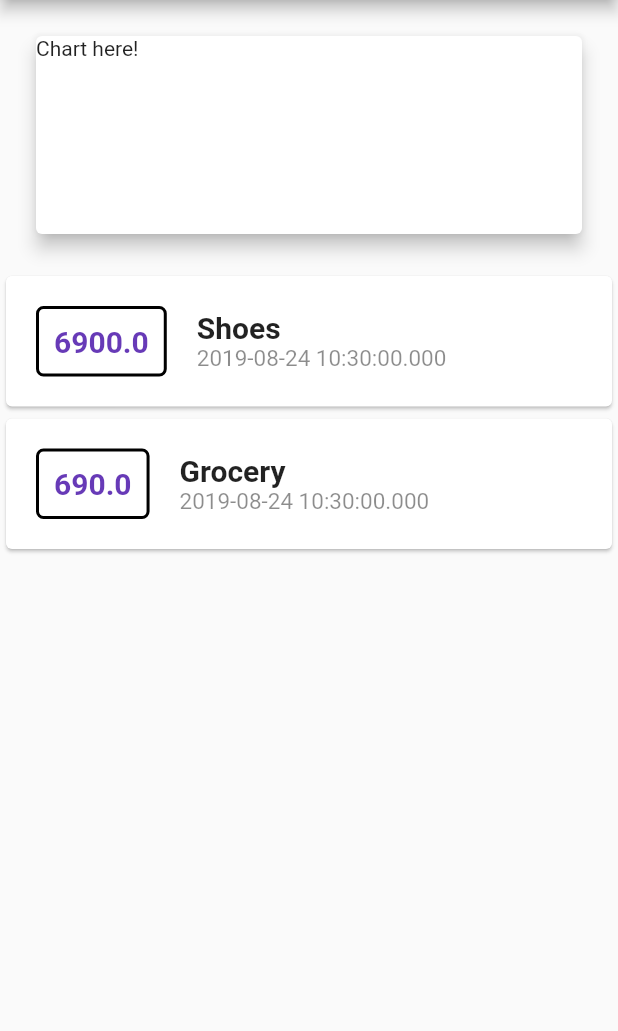
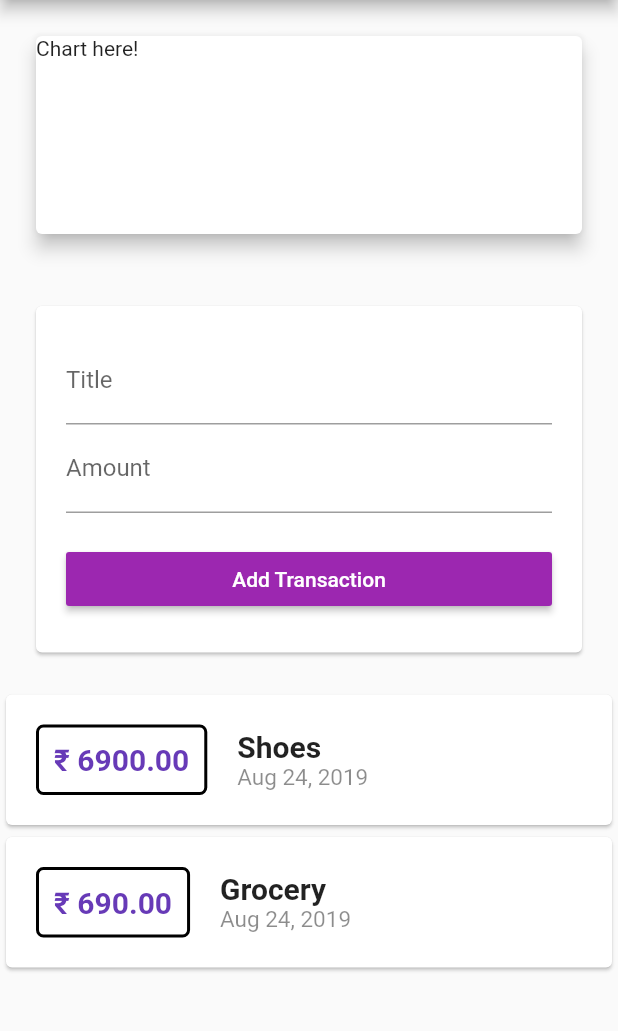
Before and after one commit to KritikGarg1/expense_manager, a Flutter app: the screen it shows after launch, on a phone screen of 412 x 824 dp, the part 84-1115 px from its top. Run offline on Flutter 3.47's test engine with Material 2 defaults, Android fonts, the phone set to English and light mode, and no system bars.

Commit message:
split widgets and user input added

```diff
--- a/lib/main.dart
+++ b/lib/main.dart
@@ -1,6 +1,6 @@
 import 'package:flutter/material.dart';
 
-import 'transaction.dart';
+import 'user_transaction.dart';
 
 void main() => runApp(MyApp());
 
@@ -15,28 +15,14 @@ class MyApp extends StatelessWidget {
 }
 
 class MyHomePage extends StatelessWidget {
-  final List<Transaction> transactions = [
-    Transaction(
-      id: 't1',
-      title: 'Shoes',
-      amount: 6900,
-      date: DateTime.now(),
-    ),
-    Transaction(
-      id: 't2',
-      title: 'Grocery',
-      amount: 690,
-      date: DateTime.now(),
-    ),
-  ];
-
   @override
   Widget build(BuildContext context) {
     return Scaffold(
         appBar: AppBar(
           title: Text('Expense Manager'),
         ),
-        body: Column(
+        body: SingleChildScrollView(
+          child: Column(
             children: <Widget>[
               Container(
                 width: double.infinity,
@@ -47,36 +33,9 @@ class MyHomePage extends StatelessWidget {
                   child: Text('Chart here!'),
                 ),
               ),
-            Column(
-              children: transactions.map((tx) {
-                return Card(
-                  child: Row(
-                    children: <Widget>[
-                      Container(
-                        child: Text(tx.amount.toString(),
-                            style: TextStyle(
-                                fontSize: 20,
-                                color: Colors.deepPurple,
-                                fontWeight: FontWeight.bold)),
-                        margin: EdgeInsets.all(20.0),
-                        decoration: BoxDecoration(
-                            border: Border.all(color: Colors.black, width: 2),
-                            borderRadius: BorderRadius.all(Radius.circular(5))),
-                        padding: EdgeInsets.all(10),
-                      ),
-                      Column(
-                        crossAxisAlignment: CrossAxisAlignment.start,
-                        children: <Widget>[
-                          Text(tx.title,style: TextStyle(fontSize: 20,fontWeight: FontWeight.bold),),
-                          Text(tx.date.toString(),style: TextStyle(fontSize: 15,color: Colors.black45),)
-                        ],
-                      )
+              UserTransactions()
             ],
           ),
-                );
-              }).toList(),
-            )
-          ],
         ));
   }
 }
--- /dev/null
+++ b/lib/new_transaction.dart
@@ -0,0 +1,57 @@
+import 'package:flutter/material.dart';
+
+class NewTransaction extends StatelessWidget {
+  final titleController = TextEditingController();
+  final amountController = TextEditingController();
+  final Function f;
+
+  NewTransaction(this.f);
+
+  void submit() {
+    final enteredTitle=titleController.text;
+    final enteredAmount=amountController.text;
+    f(titleController.text, double.parse(amountController.text));
+
+    if(enteredAmount.isEmpty||enteredTitle.isEmpty)
+      return;
+  }
+
+  @override
+  Widget build(BuildContext context) {
+    return Container(
+      margin: EdgeInsets.all(20),
+      child: Card(
+        child: Container(
+          padding: EdgeInsets.all(20),
+          child: Column(
+            children: <Widget>[
+              TextField(
+                decoration: InputDecoration(labelText: 'Title'),
+                controller: titleController,
+                onSubmitted: (_) => submit(),
+              ),
+              TextField(
+                decoration: InputDecoration(labelText: 'Amount'),
+                controller: amountController,
+                keyboardType: TextInputType.number,
+                onSubmitted: (_) => submit(),
+              ),
+              Container(
+                margin: EdgeInsets.fromLTRB(0, 20, 0, 5),
+                width: double.infinity,
+                child: RaisedButton(
+                  onPressed: () {
+                    submit();FocusScope.of(context).requestFocus(new FocusNode());
+                  },
+                  color: Colors.purple,
+                  textColor: Colors.white,
+                  child: Text('Add Transaction'),
+                ),
+              )
+            ],
+          ),
+        ),
+      ),
+    );
+  }
+}
--- /dev/null
+++ b/lib/transactions_list.dart
@@ -0,0 +1,53 @@
+import 'package:flutter/material.dart';
+import 'transaction.dart';
+import 'package:intl/intl.dart';
+
+class TransactionList extends StatelessWidget {
+  final List<Transaction> transactions;
+
+  TransactionList(this.transactions);
+
+  @override
+  Widget build(BuildContext context) {
+    return Container(
+      height: 300,
+      child: ListView.builder(itemBuilder: (ctx, index) {
+        return Card(
+          child: Row(
+            children: <Widget>[
+              Container(
+                child: Text('\₹ ' + transactions[index].amount.toStringAsFixed(2),
+                    style: TextStyle(
+                        fontSize: 20,
+                        color: Colors.deepPurple,
+                        fontWeight: FontWeight.bold)),
+                margin: EdgeInsets.all(20.0),
+                decoration: BoxDecoration(
+                    border: Border.all(color: Colors.black, width: 2),
+                    borderRadius: BorderRadius.all(Radius.circular(5))),
+                padding: EdgeInsets.all(10),
+              ),
+              Column(
+                crossAxisAlignment: CrossAxisAlignment.start,
+                children: <Widget>[
+                  Text(
+                    transactions[index].title,
+                    style:
+                    TextStyle(fontSize: 20, fontWeight: FontWeight.bold),
+                  ),
+                  Text(
+                    DateFormat.yMMMd().format(transactions[index].date),
+                    style: TextStyle(fontSize: 15, color: Colors.black45),
+                  )
+                ],
+              )
+            ],
+          ),
+        );
+
+      },
+        itemCount: transactions.length,
+      )
+    );
+  }
+}
--- /dev/null
+++ b/lib/user_transaction.dart
@@ -0,0 +1,40 @@
+import 'package:flutter/material.dart';
+import 'transactions_list.dart';
+import 'new_transaction.dart';
+import 'transaction.dart';
+
+class UserTransactions extends StatefulWidget {
+  @override
+  _UserTransactionsState createState() => _UserTransactionsState();
+}
+
+class _UserTransactionsState extends State<UserTransactions> {
+  final List<Transaction> transactions = [
+    Transaction(
+      id: 't1',
+      title: 'Shoes',
+      amount: 6900,
+      date: DateTime.now(),
+    ),
+    Transaction(
+      id: 't2',
+      title: 'Grocery',
+      amount: 690,
+      date: DateTime.now(),
+    ),
+  ];
+
+  void _AddNewTransaction(String txTitle,double txAmount){
+    final newTx = Transaction(id: DateTime.now().toString(),title: txTitle,amount: txAmount,date: DateTime.now());
+
+    setState(() {
+      transactions.add(newTx);
+    });
+  }
+
+  @override
+  Widget build(BuildContext context) {
+    return Column(children: <Widget>[NewTransaction(_AddNewTransaction),
+    TransactionList(transactions)],);
+  }
+}
--- a/pubspec.yaml
+++ b/pubspec.yaml
@@ -27,6 +27,7 @@ dependencies:
 dev_dependencies:
   flutter_test:
     sdk: flutter
+  intl: ^0.15.8
 
 
 # For information on the generic Dart part of this file, see the
```
Also changed, not shown: pubspec.lock. Lines whose indentation alone changed are shown as unchanged.
